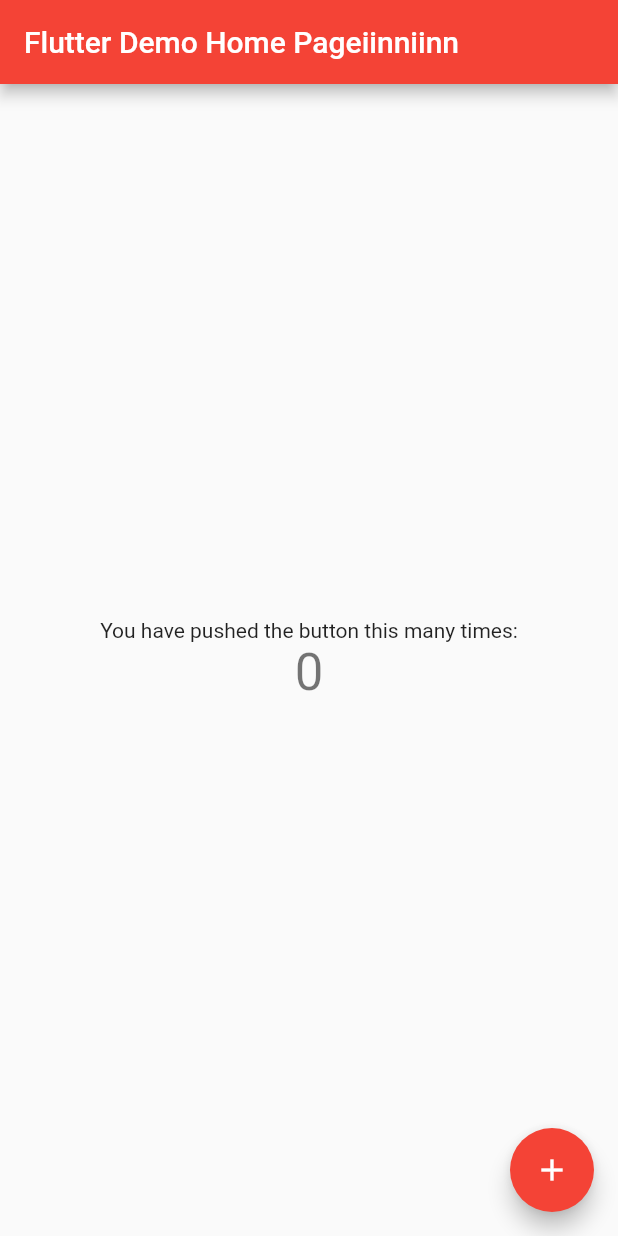
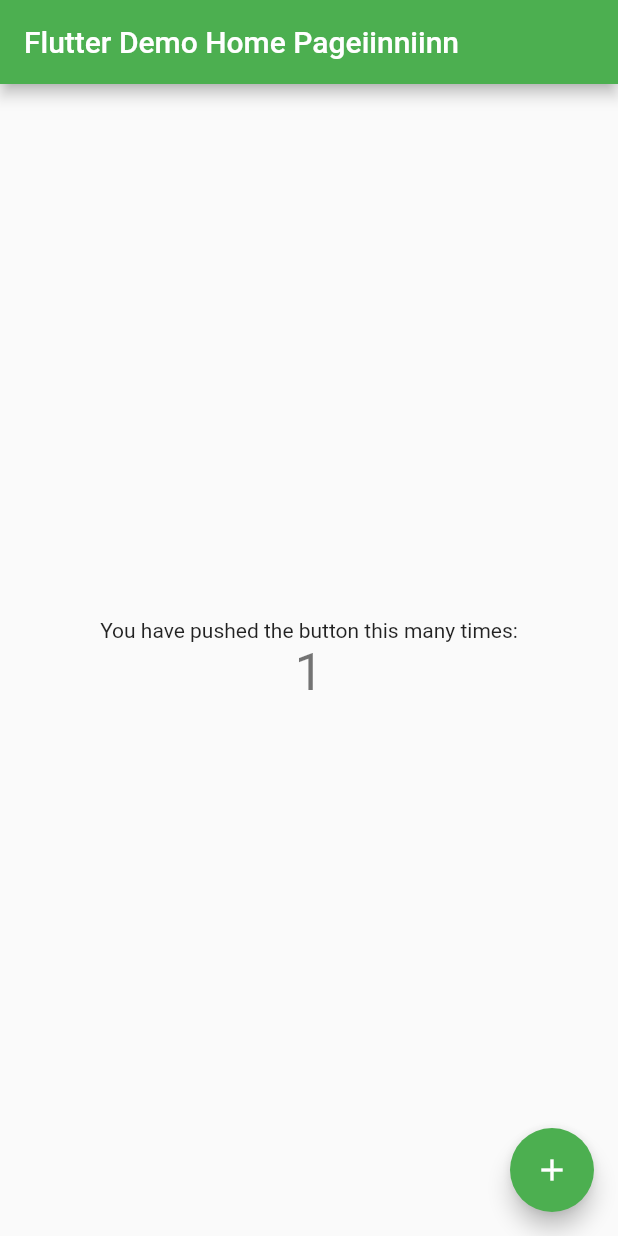
Before and after one commit to wonminchoel/github_sohard, a Flutter app: the screen it shows after launch, on a phone screen of 412 x 824 dp. Run offline on Flutter 3.47's test engine with Material 2 defaults, Android fonts, the phone set to English and light mode, and no system bars.

Commit message:
project files2

```diff
--- a/lib/main.dart
+++ b/lib/main.dart
@@ -18,7 +18,7 @@ class MyApp extends StatelessWidget {
         // or simply save your changes to "hot reload" in a Flutter IDE).
         // Notice that the counter didn't reset back to zero; the application
         // is not restarted.
-        primarySwatch: Colors.red,
+        primarySwatch: Colors.green,
       ),
       home: MyHomePage(title: 'Flutter Demo Home Pageiinniinn'),
 
@@ -46,7 +46,7 @@ class MyHomePage extends StatefulWidget {
 }
 
 class _MyHomePageState extends State<MyHomePage> {
-  int _counter = 0;
+  int _counter = 1;
 
   void _incrementCounter() {
     _counter++;
```
